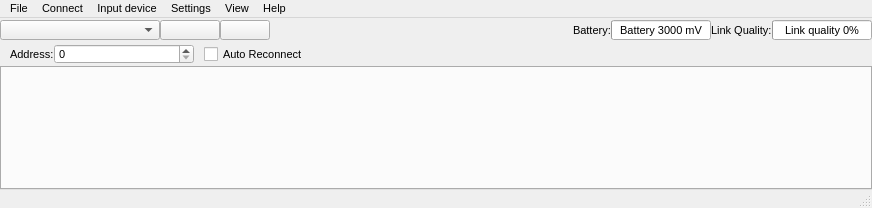
Old version of the form src/cfclient/ui/main.ui in the repository Mitteau/crazyflie-clients-python.
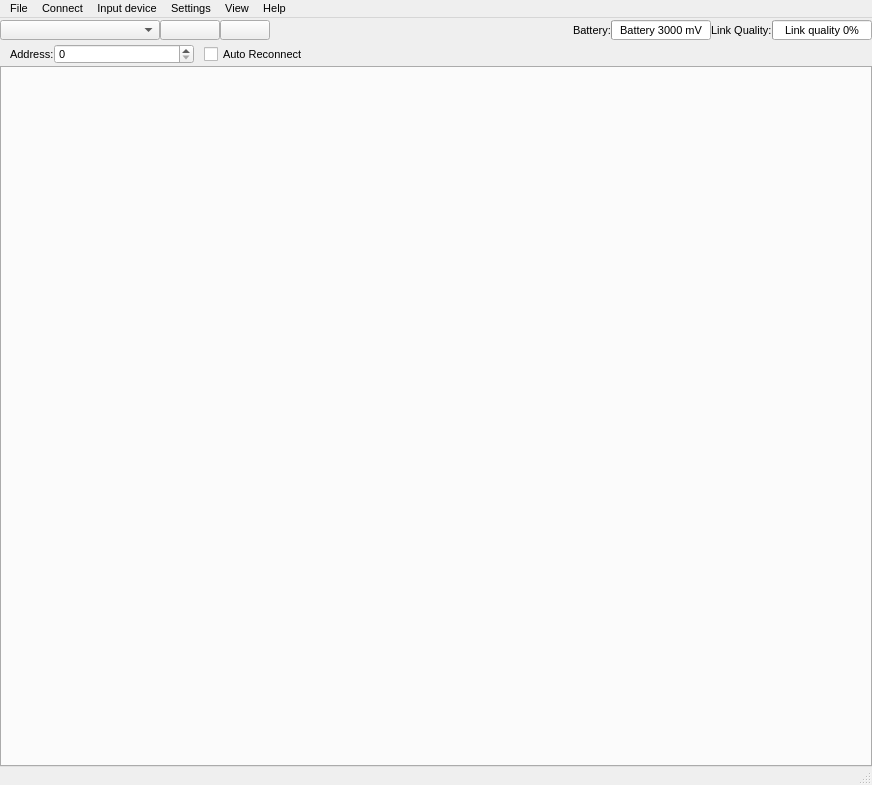
New version of the form. Custom widgets are drawn as their Qt base class.

Commit message:
Complete memorization of the window size and position
 Sur la branche nexon_2
 Modifications qui seront validées :
	modifié :         src/cfclient/ui/main.py
	modifié :         src/cfclient/ui/main.ui

Patch:
```diff
--- a/src/cfclient/ui/main.ui
+++ b/src/cfclient/ui/main.ui
@@ -7,7 +7,7 @@
     <x>0</x>
     <y>0</y>
     <width>872</width>
-    <height>208</height>
+    <height>785</height>
    </rect>
   </property>
   <property name="font">
@@ -328,7 +328,7 @@
            <x>0</x>
            <y>0</y>
            <width>870</width>
-           <height>119</height>
+           <height>696</height>
           </rect>
          </property>
          <property name="sizePolicy">
```
The commit also changes 1 other file.
